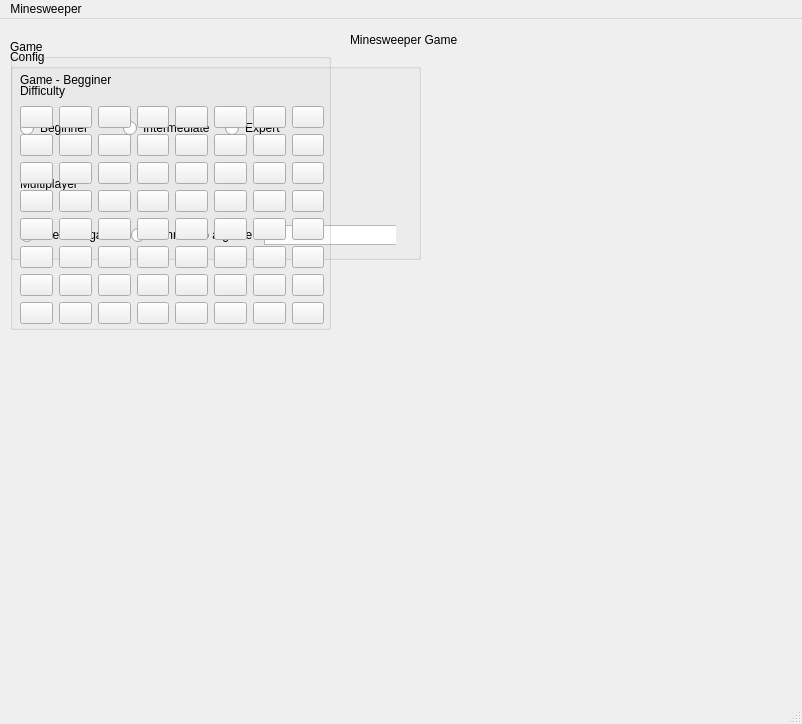
Before: the Qt Designer form v2_with_interface/mainwindow.ui in lucasrennok/Minesweeper, drawn with Qt 5.
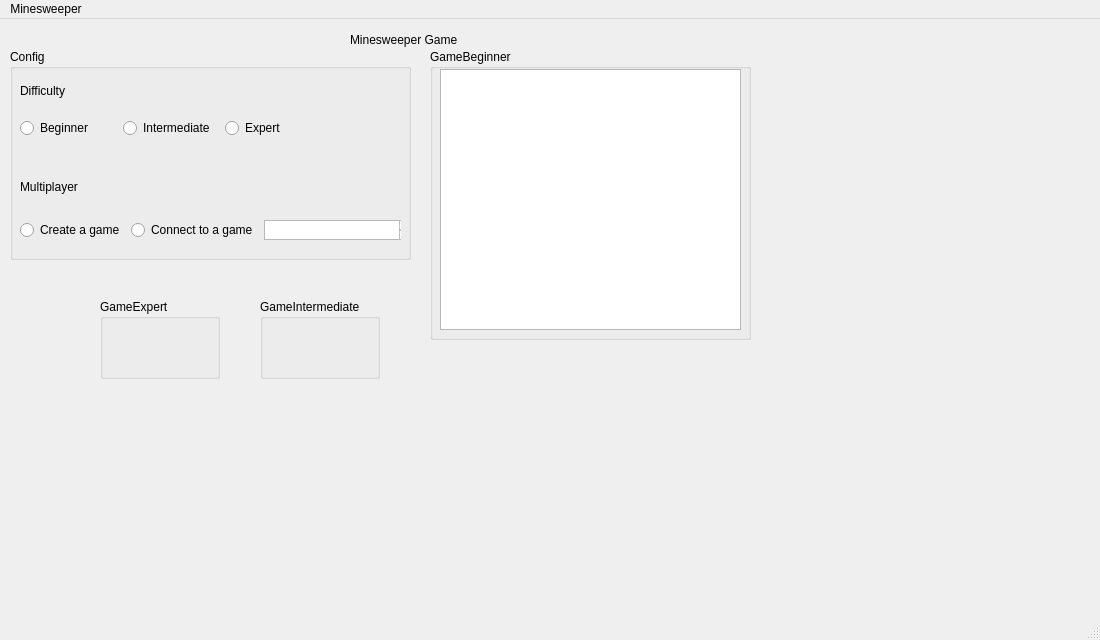
After: the same form once the commit is applied.

Patch:
```diff
--- a/v2_with_interface/mainwindow.ui
+++ b/v2_with_interface/mainwindow.ui
@@ -6,8 +6,8 @@
    <rect>
     <x>0</x>
     <y>0</y>
-    <width>802</width>
-    <height>724</height>
+    <width>1100</width>
+    <height>640</height>
    </rect>
   </property>
   <property name="windowTitle">
@@ -32,7 +32,7 @@
      <rect>
       <x>10</x>
       <y>30</y>
-      <width>411</width>
+      <width>401</width>
       <height>211</height>
      </rect>
     </property>
@@ -99,9 +99,9 @@
      <property name="geometry">
       <rect>
        <x>10</x>
-       <y>100</y>
-       <width>376</width>
-       <height>96</height>
+       <y>110</y>
+       <width>381</width>
+       <height>81</height>
       </rect>
      </property>
      <layout class="QVBoxLayout" name="verticalLayout_4">
@@ -172,544 +172,59 @@
    <widget class="QGroupBox" name="groupBoxGame">
     <property name="geometry">
      <rect>
-      <x>10</x>
-      <y>20</y>
+      <x>430</x>
+      <y>30</y>
       <width>321</width>
       <height>291</height>
      </rect>
     </property>
     <property name="title">
-     <string>Game</string>
+     <string>GameBeginner</string>
     </property>
-    <widget class="QWidget" name="">
+    <widget class="QTextEdit" name="textGame">
      <property name="geometry">
       <rect>
        <x>10</x>
        <y>20</y>
-       <width>304</width>
-       <height>265</height>
+       <width>301</width>
+       <height>261</height>
       </rect>
      </property>
-     <layout class="QVBoxLayout" name="verticalLayout_3">
-      <item>
-       <widget class="QLabel" name="labelGame">
-        <property name="text">
-         <string>Game - Begginer</string>
-        </property>
-       </widget>
-      </item>
-      <item>
-       <layout class="QVBoxLayout" name="verticalLayout_2">
-        <item>
-         <layout class="QHBoxLayout" name="horizontalLayout_2">
-          <item>
-           <widget class="QPushButton" name="pushButton">
-            <property name="text">
-             <string/>
-            </property>
-           </widget>
-          </item>
-          <item>
-           <widget class="QPushButton" name="pushButton_2">
-            <property name="text">
-             <string/>
-            </property>
-           </widget>
-          </item>
-          <item>
-           <widget class="QPushButton" name="pushButton_3">
-            <property name="text">
-             <string/>
-            </property>
-           </widget>
-          </item>
-          <item>
-           <widget class="QPushButton" name="pushButton_4">
-            <property name="layoutDirection">
-             <enum>Qt::LeftToRight</enum>
-            </property>
-            <property name="autoFillBackground">
-             <bool>false</bool>
-            </property>
-            <property name="text">
-             <string/>
-            </property>
-            <property name="checkable">
-             <bool>false</bool>
-            </property>
-            <property name="autoDefault">
-             <bool>false</bool>
-            </property>
-            <property name="default">
-             <bool>false</bool>
-            </property>
-            <property name="flat">
-             <bool>false</bool>
-            </property>
-           </widget>
-          </item>
-          <item>
-           <widget class="QPushButton" name="pushButton_6">
-            <property name="text">
-             <string/>
-            </property>
-           </widget>
-          </item>
-          <item>
-           <widget class="QPushButton" name="pushButton_8">
-            <property name="text">
-             <string/>
-            </property>
-           </widget>
-          </item>
-          <item>
-           <widget class="QPushButton" name="pushButton_7">
-            <property name="text">
-             <string/>
-            </property>
-           </widget>
-          </item>
-          <item>
-           <widget class="QPushButton" name="pushButton_5">
-            <property name="text">
-             <string/>
-            </property>
-           </widget>
-          </item>
-         </layout>
-        </item>
-        <item>
-         <layout class="QHBoxLayout" name="horizontalLayout_3">
-          <item>
-           <widget class="QPushButton" name="pushButton_9">
-            <property name="text">
-             <string/>
-            </property>
-           </widget>
-          </item>
-          <item>
-           <widget class="QPushButton" name="pushButton_10">
-            <property name="text">
-             <string/>
-            </property>
-           </widget>
-          </item>
-          <item>
-           <widget class="QPushButton" name="pushButton_11">
-            <property name="text">
-             <string/>
-            </property>
-           </widget>
-          </item>
-          <item>
-           <widget class="QPushButton" name="pushButton_12">
-            <property name="text">
-             <string/>
-            </property>
-           </widget>
-          </item>
-          <item>
-           <widget class="QPushButton" name="pushButton_13">
-            <property name="text">
-             <string/>
-            </property>
-           </widget>
-          </item>
-          <item>
-           <widget class="QPushButton" name="pushButton_14">
-            <property name="text">
-             <string/>
-            </property>
-           </widget>
-          </item>
-          <item>
-           <widget class="QPushButton" name="pushButton_15">
-            <property name="text">
-             <string/>
-            </property>
-           </widget>
-          </item>
-          <item>
-           <widget class="QPushButton" name="pushButton_16">
-            <property name="text">
-             <string/>
-            </property>
-           </widget>
-          </item>
-         </layout>
-        </item>
-        <item>
-         <layout class="QHBoxLayout" name="horizontalLayout_4">
-          <item>
-           <widget class="QPushButton" name="pushButton_17">
-            <property name="text">
-             <string/>
-            </property>
-           </widget>
-          </item>
-          <item>
-           <widget class="QPushButton" name="pushButton_18">
-            <property name="text">
-             <string/>
-            </property>
-           </widget>
-          </item>
-          <item>
-           <widget class="QPushButton" name="pushButton_19">
-            <property name="text">
-             <string/>
-            </property>
-           </widget>
-          </item>
-          <item>
-           <widget class="QPushButton" name="pushButton_20">
-            <property name="text">
-             <string/>
-            </property>
-           </widget>
-          </item>
-          <item>
-           <widget class="QPushButton" name="pushButton_21">
-            <property name="text">
-             <string/>
-            </property>
-           </widget>
-          </item>
-          <item>
-           <widget class="QPushButton" name="pushButton_22">
-            <property name="text">
-             <string/>
-            </property>
-           </widget>
-          </item>
-          <item>
-           <widget class="QPushButton" name="pushButton_23">
-            <property name="text">
-             <string/>
-            </property>
-           </widget>
-          </item>
-          <item>
-           <widget class="QPushButton" name="pushButton_24">
-            <property name="text">
-             <string/>
-            </property>
-           </widget>
-          </item>
-         </layout>
-        </item>
-        <item>
-         <layout class="QHBoxLayout" name="horizontalLayout_5">
-          <item>
-           <widget class="QPushButton" name="pushButton_25">
-            <property name="text">
-             <string/>
-            </property>
-           </widget>
-          </item>
-          <item>
-           <widget class="QPushButton" name="pushButton_26">
-            <property name="text">
-             <string/>
-            </property>
-           </widget>
-          </item>
-          <item>
-           <widget class="QPushButton" name="pushButton_27">
-            <property name="text">
-             <string/>
-            </property>
-           </widget>
-          </item>
-          <item>
-           <widget class="QPushButton" name="pushButton_28">
-            <property name="text">
-             <string/>
-            </property>
-           </widget>
-          </item>
-          <item>
-           <widget class="QPushButton" name="pushButton_29">
-            <property name="text">
-             <string/>
-            </property>
-           </widget>
-          </item>
-          <item>
-           <widget class="QPushButton" name="pushButton_30">
-            <property name="text">
-             <string/>
-            </property>
-           </widget>
-          </item>
-          <item>
-           <widget class="QPushButton" name="pushButton_31">
-            <property name="text">
-             <string/>
-            </property>
-           </widget>
-          </item>
-          <item>
-           <widget class="QPushButton" name="pushButton_32">
-            <property name="text">
-             <string/>
-            </property>
-           </widget>
-          </item>
-         </layout>
-        </item>
-        <item>
-         <layout class="QHBoxLayout" name="horizontalLayout_6">
-          <item>
-           <widget class="QPushButton" name="pushButton_33">
-            <property name="text">
-             <string/>
-            </property>
-           </widget>
-          </item>
-          <item>
-           <widget class="QPushButton" name="pushButton_34">
-            <property name="text">
-             <string/>
-            </property>
-           </widget>
-          </item>
-          <item>
-           <widget class="QPushButton" name="pushButton_35">
-            <property name="text">
-             <string/>
-            </property>
-           </widget>
-          </item>
-          <item>
-           <widget class="QPushButton" name="pushButton_36">
-            <property name="text">
-             <string/>
-            </property>
-           </widget>
-          </item>
-          <item>
-           <widget class="QPushButton" name="pushButton_37">
-            <property name="text">
-             <string/>
-            </property>
-           </widget>
-          </item>
-          <item>
-           <widget class="QPushButton" name="pushButton_38">
-            <property name="text">
-             <string/>
-            </property>
-           </widget>
-          </item>
-          <item>
-           <widget class="QPushButton" name="pushButton_39">
-            <property name="text">
-             <string/>
-            </property>
-           </widget>
-          </item>
-          <item>
-           <widget class="QPushButton" name="pushButton_40">
-            <property name="text">
-             <string/>
-            </property>
-           </widget>
-          </item>
-         </layout>
-        </item>
-        <item>
-         <layout class="QHBoxLayout" name="horizontalLayout_7">
-          <item>
-           <widget class="QPushButton" name="pushButton_41">
-            <property name="text">
-             <string/>
-            </property>
-           </widget>
-          </item>
-          <item>
-           <widget class="QPushButton" name="pushButton_42">
-            <property name="text">
-             <string/>
-            </property>
-           </widget>
-          </item>
-          <item>
-           <widget class="QPushButton" name="pushButton_43">
-            <property name="text">
-             <string/>
-            </property>
-           </widget>
-          </item>
-          <item>
-           <widget class="QPushButton" name="pushButton_44">
-            <property name="text">
-             <string/>
-            </property>
-           </widget>
-          </item>
-          <item>
-           <widget class="QPushButton" name="pushButton_45">
-            <property name="text">
-             <string/>
-            </property>
-           </widget>
-          </item>
-          <item>
-           <widget class="QPushButton" name="pushButton_46">
-            <property name="text">
-             <string/>
-            </property>
-           </widget>
-          </item>
-          <item>
-           <widget class="QPushButton" name="pushButton_47">
-            <property name="text">
-             <string/>
-            </property>
-           </widget>
-          </item>
-          <item>
-           <widget class="QPushButton" name="pushButton_48">
-            <property name="text">
-             <string/>
-            </property>
-           </widget>
-          </item>
-         </layout>
-        </item>
-        <item>
-         <layout class="QHBoxLayout" name="horizontalLayout_8">
-          <item>
-           <widget class="QPushButton" name="pushButton_49">
-            <property name="text">
-             <string/>
-            </property>
-           </widget>
-          </item>
-          <item>
-           <widget class="QPushButton" name="pushButton_50">
-            <property name="text">
-             <string/>
-            </property>
-           </widget>
-          </item>
-          <item>
-           <widget class="QPushButton" name="pushButton_51">
-            <property name="text">
-             <string/>
-            </property>
-           </widget>
-          </item>
-          <item>
-           <widget class="QPushButton" name="pushButton_52">
-            <property name="text">
-             <string/>
-            </property>
-           </widget>
-          </item>
-          <item>
-           <widget class="QPushButton" name="pushButton_53">
-            <property name="text">
-             <string/>
-            </property>
-           </widget>
-          </item>
-          <item>
-           <widget class="QPushButton" name="pushButton_54">
-            <property name="text">
-             <string/>
-            </property>
-           </widget>
-          </item>
-          <item>
-           <widget class="QPushButton" name="pushButton_55">
-            <property name="text">
-             <string/>
-            </property>
-           </widget>
-          </item>
-          <item>
-           <widget class="QPushButton" name="pushButton_56">
-            <property name="text">
-             <string/>
-            </property>
-           </widget>
-          </item>
-         </layout>
-        </item>
-        <item>
-         <layout class="QHBoxLayout" name="horizontalLayout_9">
-          <item>
-           <widget class="QPushButton" name="pushButton_57">
-            <property name="text">
-             <string/>
-            </property>
-           </widget>
-          </item>
-          <item>
-           <widget class="QPushButton" name="pushButton_58">
-            <property name="text">
-             <string/>
-            </property>
-           </widget>
-          </item>
-          <item>
-           <widget class="QPushButton" name="pushButton_59">
-            <property name="text">
-             <string/>
-            </property>
-           </widget>
-          </item>
-          <item>
-           <widget class="QPushButton" name="pushButton_60">
-            <property name="text">
-             <string/>
-            </property>
-           </widget>
-          </item>
-          <item>
-           <widget class="QPushButton" name="pushButton_61">
-            <property name="text">
-             <string/>
-            </property>
-           </widget>
-          </item>
-          <item>
-           <widget class="QPushButton" name="pushButton_62">
-            <property name="text">
-             <string/>
-            </property>
-           </widget>
-          </item>
-          <item>
-           <widget class="QPushButton" name="pushButton_63">
-            <property name="text">
-             <string/>
-            </property>
-           </widget>
-          </item>
-          <item>
-           <widget class="QPushButton" name="pushButton_64">
-            <property name="text">
-             <string/>
-            </property>
-           </widget>
-          </item>
-         </layout>
-        </item>
-       </layout>
-      </item>
-     </layout>
     </widget>
    </widget>
+   <widget class="QGroupBox" name="groupBoxGameI">
+    <property name="geometry">
+     <rect>
+      <x>260</x>
+      <y>280</y>
+      <width>120</width>
+      <height>80</height>
+     </rect>
+    </property>
+    <property name="title">
+     <string>GameIntermediate</string>
+    </property>
+   </widget>
+   <widget class="QGroupBox" name="groupBoxGameE">
+    <property name="geometry">
+     <rect>
+      <x>100</x>
+      <y>280</y>
+      <width>120</width>
+      <height>80</height>
+     </rect>
+    </property>
+    <property name="title">
+     <string>GameExpert</string>
+    </property>
+   </widget>
   </widget>
   <widget class="QMenuBar" name="menubar">
    <property name="geometry">
     <rect>
      <x>0</x>
      <y>0</y>
-     <width>802</width>
+     <width>1100</width>
      <height>21</height>
     </rect>
    </property>
```
Left out of the diff: 2 changed lines with no effect on the pictures.
